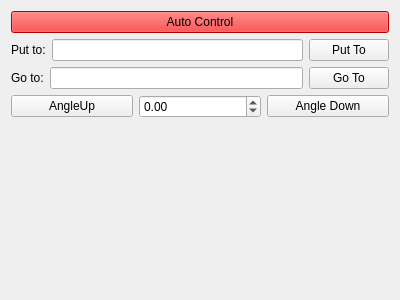
break11/AutoStorage, file Lib/Net/Agent_Widget.ui: the form before one commit.
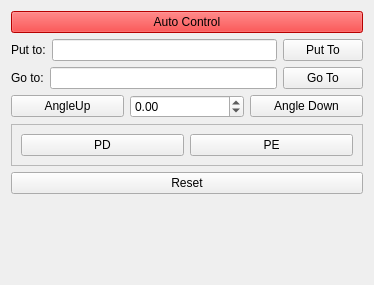
The form after the commit.

Commit message: conflict from stash and continue work

The edit to the form file:
```diff
--- a/Lib/Net/Agent_Widget.ui
+++ b/Lib/Net/Agent_Widget.ui
@@ -6,8 +6,8 @@
    <rect>
     <x>0</x>
     <y>0</y>
-    <width>400</width>
-    <height>300</height>
+    <width>374</width>
+    <height>285</height>
    </rect>
   </property>
   <property name="windowTitle">
@@ -127,6 +127,45 @@
      </item>
     </layout>
    </item>
+   <item>
+    <widget class="QFrame" name="fmAgentCommands">
+     <property name="frameShape">
+      <enum>QFrame::StyledPanel</enum>
+     </property>
+     <property name="frameShadow">
+      <enum>QFrame::Raised</enum>
+     </property>
+     <layout class="QGridLayout" name="gridLayout">
+      <item row="0" column="0">
+       <widget class="QPushButton" name="btnPD">
+        <property name="text">
+         <string>PD</string>
+        </property>
+        <property name="cmdProp" stdset="0">
+         <string>cmd_PD</string>
+        </property>
+       </widget>
+      </item>
+      <item row="0" column="1">
+       <widget class="QPushButton" name="btnPE">
+        <property name="text">
+         <string>PE</string>
+        </property>
+        <property name="cmdProp" stdset="0">
+         <string>cmd_PE</string>
+        </property>
+       </widget>
+      </item>
+     </layout>
+    </widget>
+   </item>
+   <item>
+    <widget class="QPushButton" name="btnReset">
+     <property name="text">
+      <string>Reset</string>
+     </property>
+    </widget>
+   </item>
    <item>
     <spacer name="verticalSpacer">
      <property name="orientation">
```
The commit also changes 2 other files.
